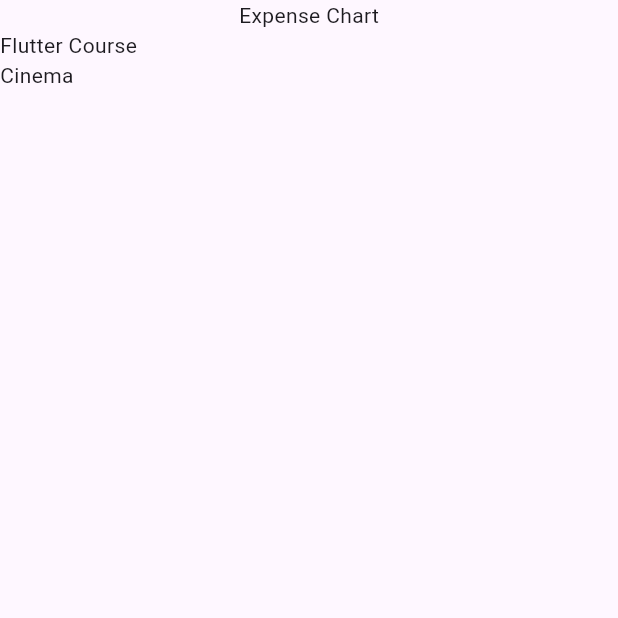
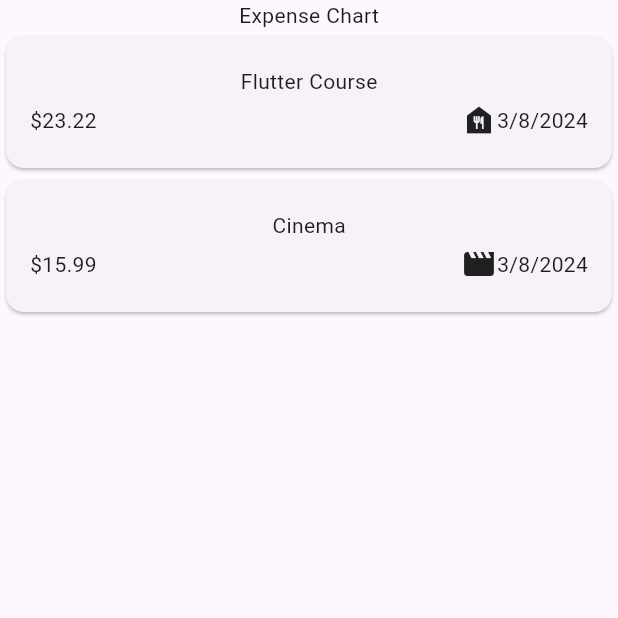
Before and after one commit to saikatcodec/Expense_Tracker, a Flutter app: the screen it shows after launch, on a phone screen of 412 x 824 dp, the top half of it. Run offline on Flutter 3.47's test engine with Material 3 defaults, Android fonts, the phone set to English and light mode, and no system bars.

Commit message:
add card style

```diff
--- a/lib/main.dart
+++ b/lib/main.dart
@@ -1,5 +1,6 @@
-import 'package:expense_tracker/expenses.dart';
 import 'package:flutter/material.dart';
+
+import 'package:expense_tracker/widgets/expenses.dart';
 
 void main() {
   runApp(
--- a/lib/models/expense.dart
+++ b/lib/models/expense.dart
@@ -1,8 +1,19 @@
+import 'package:flutter/material.dart';
 import 'package:uuid/uuid.dart';
+import 'package:intl/intl.dart';
 
 const uuid = Uuid();
 
-enum Category { food, movie, leisure, work }
+enum Category { food, travel, leisure, work }
+
+final formatter = DateFormat.yMd();
+
+const categoryIcon = {
+  Category.food: Icons.food_bank,
+  Category.travel: Icons.flight_takeoff,
+  Category.work: Icons.work,
+  Category.leisure: Icons.movie,
+};
 
 class Expense {
   Expense({
@@ -17,4 +28,8 @@ class Expense {
   final double price;
   final DateTime date;
   final Category category;
+
+  get formatedDate {
+    return formatter.format(date);
+  }
 }
--- a/lib/expenses.dart
+++ b/lib/widgets/expenses.dart
@@ -1,7 +1,7 @@
 import 'package:flutter/material.dart';
 
 import 'package:expense_tracker/models/expense.dart';
-import 'package:expense_tracker/expenses_list.dart';
+import 'package:expense_tracker/widgets/expenses_list/expenses_list.dart';
 
 class Expenses extends StatefulWidget {
   const Expenses({super.key});
@@ -21,7 +21,7 @@ class _ExpenseState extends State<Expenses> {
       title: 'Flutter Course',
     ),
     Expense(
-      category: Category.movie,
+      category: Category.leisure,
       date: DateTime.now(),
       price: 15.99,
       title: 'Cinema',
--- /dev/null
+++ b/lib/widgets/expenses_list/expenses_item.dart
@@ -0,0 +1,37 @@
+import 'package:flutter/material.dart';
+
+import 'package:expense_tracker/models/expense.dart';
+
+class ExpenseItem extends StatelessWidget {
+  const ExpenseItem({super.key, required this.items});
+
+  final Expense items;
+
+  @override
+  Widget build(BuildContext context) {
+    return Card(
+      child: Padding(
+        padding: const EdgeInsets.symmetric(
+          horizontal: 16,
+          vertical: 20,
+        ),
+        child: Column(
+          children: [
+            Text(items.title),
+            const SizedBox(
+              height: 4,
+            ),
+            Row(
+              children: [
+                Text('\$${items.price.toStringAsFixed(2)}'),
+                const Spacer(),
+                Icon(categoryIcon[items.category]),
+                Text(items.formatedDate),
+              ],
+            ),
+          ],
+        ),
+      ),
+    );
+  }
+}
--- a/lib/expenses_list.dart
+++ b/lib/widgets/expenses_list/expenses_list.dart
@@ -1,3 +1,4 @@
+import 'package:expense_tracker/widgets/expenses_list/expenses_item.dart';
 import 'package:flutter/material.dart';
 
 import 'package:expense_tracker/models/expense.dart';
@@ -12,7 +13,7 @@ class ExpensesList extends StatelessWidget {
     return ListView.builder(
       itemCount: expenses.length,
       itemBuilder: (context, index) {
-        return Text(expenses[index].title);
+        return ExpenseItem(items: expenses[index]);
       },
     );
   }
--- a/pubspec.yaml
+++ b/pubspec.yaml
@@ -36,6 +36,7 @@ dependencies:
   # Use with the CupertinoIcons class for iOS style icons.
   cupertino_icons: ^1.0.2
   uuid: ^4.3.3
+  intl: ^0.19.0
 
 dev_dependencies:
   flutter_test:
```
Also changed, not shown: pubspec.lock.
